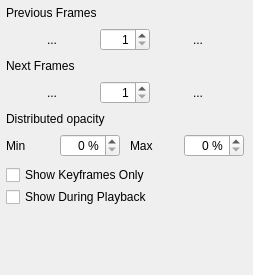
First picture: the form in app/ui/onionskin.ui, repository pencil2d/pencil, before the edit.
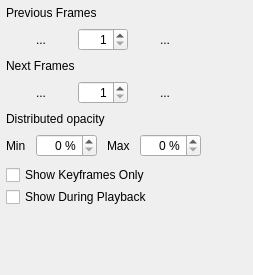
Second picture: the form after the edit. Icons and pictures are not drawn.

Commit message: Fix onion skin spin boxes being potentially too small for their controls

The edit to the form file:
```diff
--- a/app/ui/onionskin.ui
+++ b/app/ui/onionskin.ui
@@ -68,11 +68,11 @@
          <height>254</height>
         </rect>
        </property>
-       <property name="maximumSize">
-        <size>
-         <width>250</width>
-         <height>16777215</height>
-        </size>
+       <property name="sizePolicy">
+        <sizepolicy hsizetype="Fixed" vsizetype="Preferred">
+         <horstretch>0</horstretch>
+         <verstretch>0</verstretch>
+        </sizepolicy>
        </property>
        <layout class="QVBoxLayout" name="verticalLayout_3">
         <property name="leftMargin">
@@ -159,11 +159,11 @@
                 <height>0</height>
                </size>
               </property>
-              <property name="maximumSize">
-               <size>
-                <width>50</width>
-                <height>16777215</height>
-               </size>
+              <property name="sizePolicy">
+               <sizepolicy hsizetype="Fixed" vsizetype="Fixed">
+                <horstretch>0</horstretch>
+                <verstretch>0</verstretch>
+               </sizepolicy>
               </property>
               <property name="alignment">
                <set>Qt::AlignRight|Qt::AlignTrailing|Qt::AlignVCenter</set>
@@ -265,11 +265,11 @@
                 <height>0</height>
                </size>
               </property>
-              <property name="maximumSize">
-               <size>
-                <width>50</width>
-                <height>16777215</height>
-               </size>
+              <property name="sizePolicy">
+               <sizepolicy hsizetype="Fixed" vsizetype="Fixed">
+                <horstretch>0</horstretch>
+                <verstretch>0</verstretch>
+               </sizepolicy>
               </property>
               <property name="alignment">
                <set>Qt::AlignRight|Qt::AlignTrailing|Qt::AlignVCenter</set>
@@ -358,11 +358,11 @@
                 <height>0</height>
                </size>
               </property>
-              <property name="maximumSize">
-               <size>
-                <width>50</width>
-                <height>16777215</height>
-               </size>
+              <property name="sizePolicy">
+               <sizepolicy hsizetype="Fixed" vsizetype="Fixed">
+                <horstretch>0</horstretch>
+                <verstretch>0</verstretch>
+               </sizepolicy>
               </property>
               <property name="alignment">
                <set>Qt::AlignRight|Qt::AlignTrailing|Qt::AlignVCenter</set>
@@ -393,11 +393,11 @@
                 <height>0</height>
                </size>
               </property>
-              <property name="maximumSize">
-               <size>
-                <width>50</width>
-                <height>16777215</height>
-               </size>
+              <property name="sizePolicy">
+               <sizepolicy hsizetype="Fixed" vsizetype="Fixed">
+                <horstretch>0</horstretch>
+                <verstretch>0</verstretch>
+               </sizepolicy>
               </property>
               <property name="alignment">
                <set>Qt::AlignRight|Qt::AlignTrailing|Qt::AlignVCenter</set>
```
